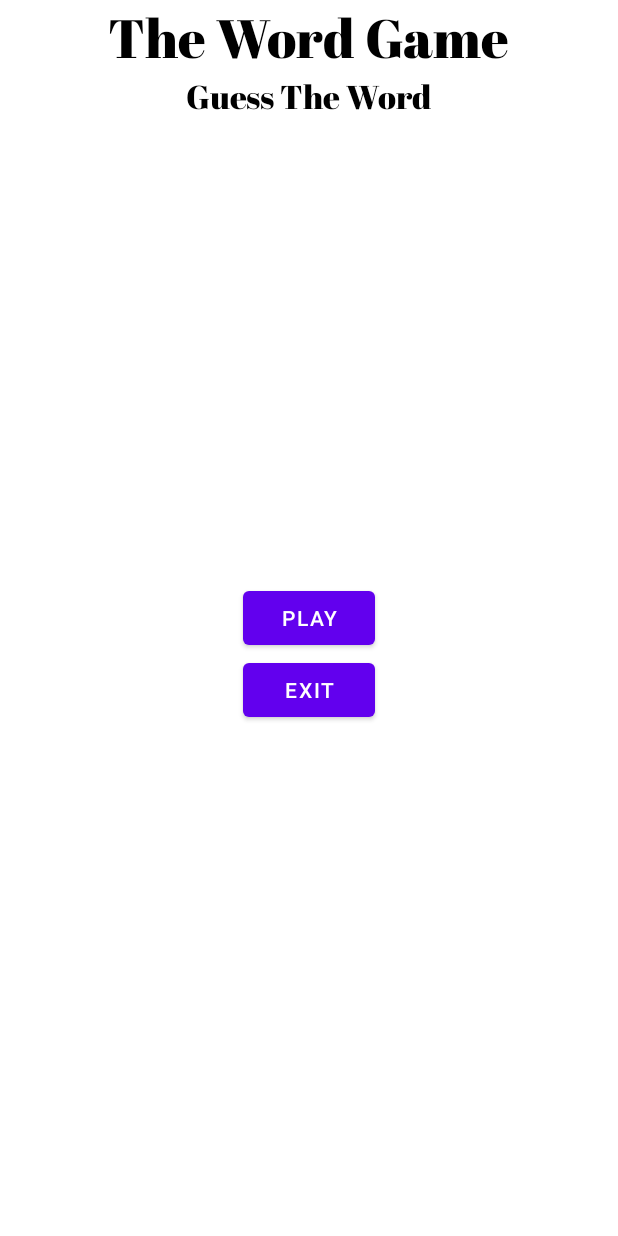
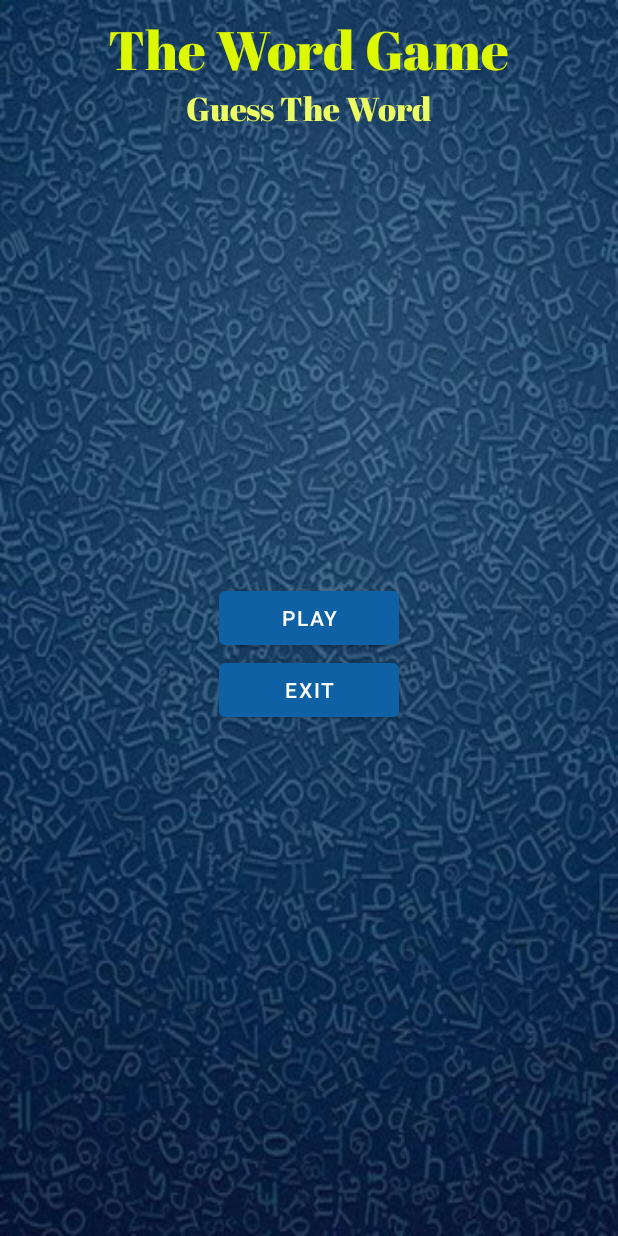
Before and after one commit to Swayam-Khare/Android, an Android app: the screen it shows after launch (MainActivity), on a phone screen of 412 x 824 dp. Run offline under Robolectric (Android 15) with nearby library versions, the phone set to English and light mode, and no system bars.

Commit message:
Layout updated

```diff
--- a/app/src/main/res/layout/activity_main.xml
+++ b/app/src/main/res/layout/activity_main.xml
@@ -3,6 +3,8 @@
     xmlns:tools="http://schemas.android.com/tools"
     android:layout_width="match_parent"
     android:layout_height="match_parent"
+    android:background="@drawable/app_wall"
+    android:padding="8dp"
     tools:context=".MainActivity">
 
     <TextView
@@ -10,33 +12,34 @@
         android:layout_width="wrap_content"
         android:layout_height="wrap_content"
         android:layout_centerHorizontal="true"
+        android:fontFamily="@font/abril_fatface"
         android:text="@string/title"
-        android:fontFamily="@font/abril_fatface"
-        android:textColor="@android:color/black"
+        android:textColor="#ddf803"
         android:textSize="36sp" />
 
     <TextView
         android:layout_width="wrap_content"
         android:layout_height="wrap_content"
-        android:fontFamily="@font/abril_fatface"
         android:layout_below="@id/title_text"
         android:layout_centerHorizontal="true"
+        android:fontFamily="@font/abril_fatface"
         android:text="@string/subheading"
-        android:textColor="@android:color/black"
+        android:textColor="#ecfd64"
         android:textSize="22sp" />
 
     <Button
         android:id="@+id/play_button"
-        android:layout_width="wrap_content"
+        android:layout_width="120dp"
+        android:layout_height="wrap_content"
         android:layout_centerInParent="true"
-        android:text="Play"
-        android:layout_height="wrap_content" />
+        android:text="@string/play" />
 
     <Button
-        android:layout_width="wrap_content"
+        android:id="@+id/exit_button"
+        android:layout_width="120dp"
+        android:layout_height="wrap_content"
+        android:layout_below="@id/play_button"
         android:layout_centerInParent="true"
-        android:layout_below="@id/play_button"
-        android:text="Exit"
-        android:layout_height="wrap_content" />
+        android:text="@string/exit" />
 
 </RelativeLayout>
--- a/app/src/main/res/values-night/themes.xml
+++ b/app/src/main/res/values-night/themes.xml
@@ -2,15 +2,15 @@
     <!-- Base application theme. -->
     <style name="Theme.WordGame" parent="Theme.MaterialComponents.DayNight.NoActionBar">
         <!-- Primary brand color. -->
-        <item name="colorPrimary">@color/purple_200</item>
-        <item name="colorPrimaryVariant">@color/purple_700</item>
-        <item name="colorOnPrimary">@color/black</item>
+        <item name="colorPrimary">#0e61a4</item>
+        <item name="colorPrimaryVariant">#d2e4ff</item>
+        <item name="colorOnPrimary">#ffffff</item>
         <!-- Secondary brand color. -->
-        <item name="colorSecondary">@color/teal_200</item>
-        <item name="colorSecondaryVariant">@color/teal_200</item>
-        <item name="colorOnSecondary">@color/black</item>
+        <item name="colorSecondary">#535f70</item>
+        <item name="colorSecondaryVariant">#d7e3f8</item>
+        <item name="colorOnSecondary">#ffffff</item>
         <!-- Status bar color. -->
-        <item name="android:statusBarColor">?attr/colorPrimaryVariant</item>
+        <item name="android:statusBarColor">#00325a</item>
         <!-- Customize your theme here. -->
     </style>
 </resources>
--- a/app/src/main/res/values/themes.xml
+++ b/app/src/main/res/values/themes.xml
@@ -2,15 +2,15 @@
     <!-- Base application theme. -->
     <style name="Theme.WordGame" parent="Theme.MaterialComponents.DayNight.NoActionBar">
         <!-- Primary brand color. -->
-        <item name="colorPrimary">@color/purple_500</item>
-        <item name="colorPrimaryVariant">@color/purple_700</item>
-        <item name="colorOnPrimary">@color/white</item>
+        <item name="colorPrimary">#0e61a4</item>
+        <item name="colorPrimaryVariant">#d2e4ff</item>
+        <item name="colorOnPrimary">#ffffff</item>
         <!-- Secondary brand color. -->
-        <item name="colorSecondary">@color/teal_200</item>
-        <item name="colorSecondaryVariant">@color/teal_700</item>
-        <item name="colorOnSecondary">@color/black</item>
+        <item name="colorSecondary">#535f70</item>
+        <item name="colorSecondaryVariant">#d7e3f8</item>
+        <item name="colorOnSecondary">#ffffff</item>
         <!-- Status bar color. -->
-        <item name="android:statusBarColor">?attr/colorPrimaryVariant</item>
+        <item name="android:statusBarColor">#00325a</item>
         <!-- Customize your theme here. -->
     </style>
 </resources>
```
Also changed, not shown: app/build.gradle (+5 -5 lines), app/src/main/res/values/strings.xml (+45 -0 lines), app/src/main/res/drawable/app_wall.png (added).
